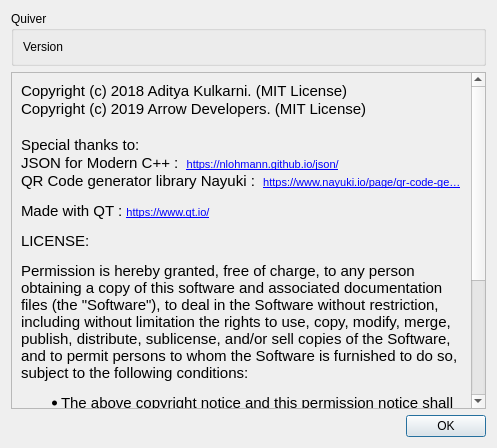
Qt form src/about.ui (Arrowchain/zecwallet) before a commit.
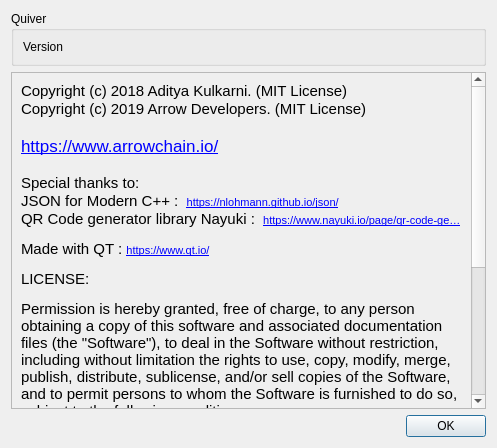
The same form after that commit.

```diff
--- a/src/about.ui
+++ b/src/about.ui
@@ -41,7 +41,7 @@
         <x>0</x>
         <y>0</y>
         <width>471</width>
-        <height>383</height>
+        <height>412</height>
        </rect>
       </property>
       <layout class="QVBoxLayout" name="verticalLayout_3">
@@ -55,6 +55,8 @@
 &lt;p style=&quot; margin-top:0px; margin-bottom:0px; margin-left:0px; margin-right:0px; -qt-block-indent:0; text-indent:0px;&quot;&gt;&lt;span style=&quot; font-family:'Ubuntu'; font-size:11pt;&quot;&gt;Copyright (c) 2018 Aditya Kulkarni. (MIT License)&lt;/span&gt;&lt;/p&gt;
 &lt;p style=&quot; margin-top:0px; margin-bottom:0px; margin-left:0px; margin-right:0px; -qt-block-indent:0; text-indent:0px;&quot;&gt;&lt;span style=&quot; font-family:'Ubuntu'; font-size:11pt;&quot;&gt;Copyright (c) 2019 Arrow Developers. (MIT License)&lt;/span&gt;&lt;/p&gt;
 &lt;p style=&quot;-qt-paragraph-type:empty; margin-top:0px; margin-bottom:0px; margin-left:0px; margin-right:0px; -qt-block-indent:0; text-indent:0px; font-family:'Ubuntu'; font-size:11pt;&quot;&gt;&lt;br /&gt;&lt;/p&gt;
+&lt;p style=&quot; margin-top:0px; margin-bottom:0px; margin-left:0px; margin-right:0px; -qt-block-indent:0; text-indent:0px;&quot;&gt;&lt;a href=&quot;https://www.arrowchain.io/&quot;&gt;&lt;span style=&quot; text-decoration: underline; color:#0000ff;&quot;&gt;https://www.arrowchain.io/&lt;/span&gt;&lt;/a&gt;&lt;/p&gt;
+&lt;p style=&quot;-qt-paragraph-type:empty; margin-top:0px; margin-bottom:0px; margin-left:0px; margin-right:0px; -qt-block-indent:0; text-indent:0px; font-family:'Ubuntu'; font-size:11pt;&quot;&gt;&lt;br /&gt;&lt;/p&gt;
 &lt;p style=&quot; margin-top:0px; margin-bottom:0px; margin-left:0px; margin-right:0px; -qt-block-indent:0; text-indent:0px;&quot;&gt;&lt;span style=&quot; font-family:'Ubuntu'; font-size:11pt;&quot;&gt;Special thanks to:&lt;/span&gt;&lt;/p&gt;
 &lt;p style=&quot; margin-top:0px; margin-bottom:0px; margin-left:0px; margin-right:0px; -qt-block-indent:0; text-indent:0px;&quot;&gt;&lt;span style=&quot; font-family:'Ubuntu'; font-size:11pt;&quot;&gt;JSON for Modern C++ :  &lt;/span&gt;&lt;a href=&quot;https://nlohmann.github.io/json/&quot;&gt;&lt;span style=&quot; font-family:'MS Shell Dlg 2'; font-size:8pt; text-decoration: underline; color:#0000ff;&quot;&gt;https://nlohmann.github.io/json/&lt;/span&gt;&lt;/a&gt;&lt;/p&gt;
 &lt;p style=&quot; margin-top:0px; margin-bottom:0px; margin-left:0px; margin-right:0px; -qt-block-indent:0; text-indent:0px;&quot;&gt;&lt;span style=&quot; font-family:'Ubuntu'; font-size:11pt;&quot;&gt;QR Code generator library Nayuki :  &lt;/span&gt;&lt;a href=&quot;https://www.nayuki.io/page/qr-code-generator-library&quot;&gt;&lt;span style=&quot; font-family:'MS Shell Dlg 2'; font-size:8pt; text-decoration: underline; color:#0000ff;&quot;&gt;https://www.nayuki.io/page/qr-code-ge…&lt;/span&gt;&lt;/a&gt;&lt;/p&gt;
```
